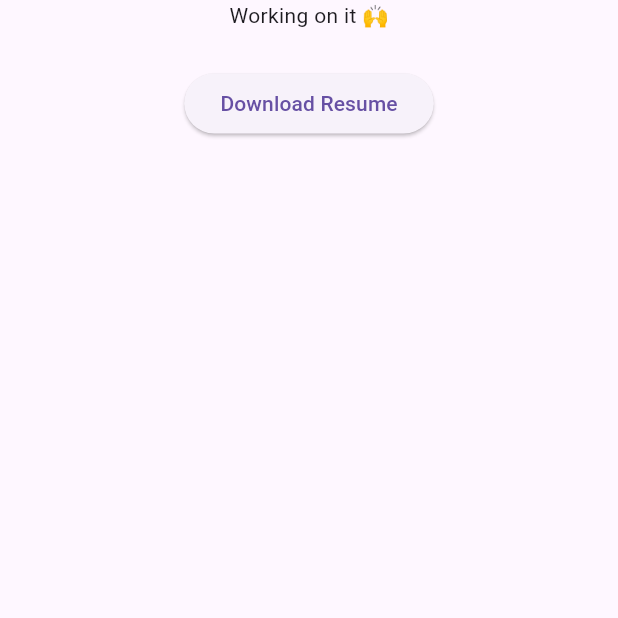
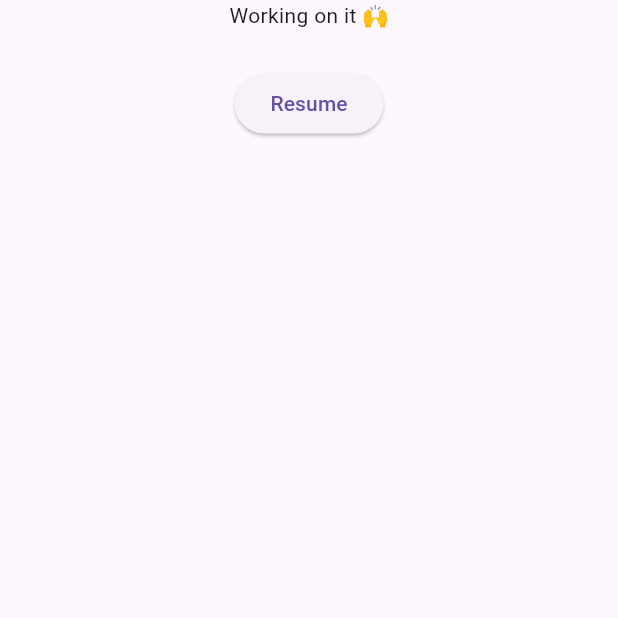
Before and after one commit to omkark958/portfolio, a Flutter app: the screen it shows after launch, on a phone screen of 412 x 824 dp, the top half of it. Run offline on Flutter 3.47's test engine with Material 3 defaults, Android fonts, the light colour scheme and no system bars; our stand-ins replace get; missing offline and left inert: universal_html; key blocks and very long unbroken strings in the code were emptied for the run.

```diff
--- a/lib/screens/home.screen.dart
+++ b/lib/screens/home.screen.dart
@@ -42,7 +42,7 @@ void openBase64PdfInNewTab(
   Widget build(BuildContext context){
     return Scaffold(body:Center(
       child:  Column(children: [Text("Working on it 🙌"),SizedBox(height: 25,),
-      ElevatedButton(onPressed: openBase64PdfInNewTab, child: Text("Download Resume"))],),
+      ElevatedButton(onPressed: openBase64PdfInNewTab, child: Text("Resume"))],),
     ));
   }
 }
```
